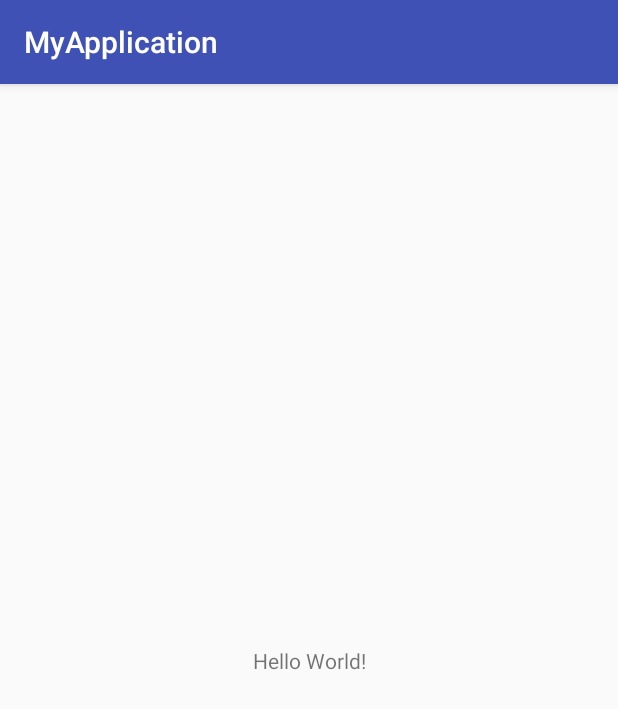
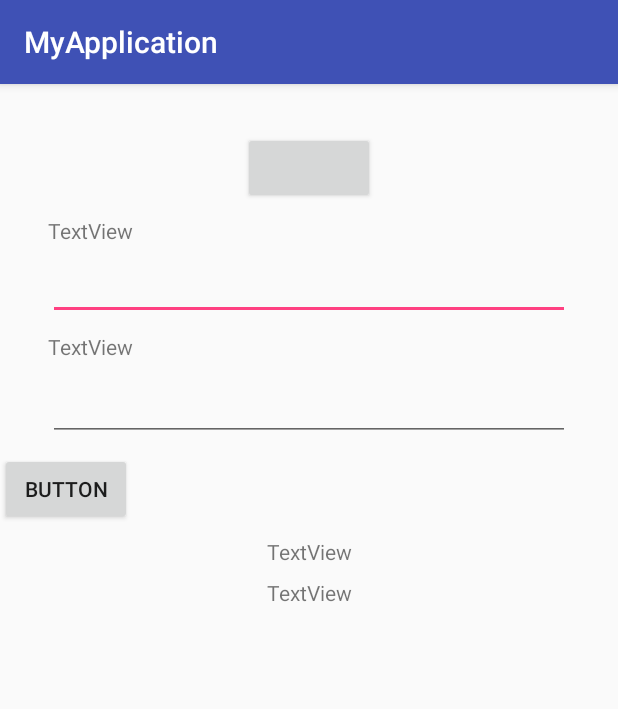
Before and after one commit to elalamielhassani/MyApplication, an Android app: the screen it shows after launch (MainActivity before the commit, SignInActivity after it), on a phone screen of 412 x 824 dp. Shown: the top 709 px of the screen. Run offline under Robolectric (Android 15) with nearby library versions, the phone set to English and light mode, and no system bars.

```diff
--- a/app/build.gradle
+++ b/app/build.gradle
@@ -3,6 +3,9 @@ apply plugin: 'com.android.application'
 apply plugin: 'kotlin-android'
 
 apply plugin: 'kotlin-android-extensions'
+
+apply plugin: 'kotlin-kapt'
+
 
 android {
     compileSdkVersion 26
@@ -24,10 +27,24 @@ android {
 
 dependencies {
     implementation fileTree(dir: 'libs', include: ['*.jar'])
-    implementation"org.jetbrains.kotlin:kotlin-stdlib-jre7:$kotlin_version"
+    implementation "org.jetbrains.kotlin:kotlin-stdlib-jre7:$kotlin_version"
     implementation 'com.android.support:appcompat-v7:26.1.0'
     implementation 'com.android.support.constraint:constraint-layout:1.0.2'
+    implementation 'com.google.firebase:firebase-auth:11.0.4'
+    implementation 'com.android.support:support-v4:26.1.0'
     testImplementation 'junit:junit:4.12'
     androidTestImplementation 'com.android.support.test:runner:1.0.1'
     androidTestImplementation 'com.android.support.test.espresso:espresso-core:3.0.1'
+    implementation "android.arch.lifecycle:extensions:1.0.0"
+    annotationProcessor "android.arch.lifecycle:compiler:1.0.0"
+    implementation "android.arch.persistence.room:runtime:1.0.0"
+    annotationProcessor "android.arch.persistence.room:compiler:1.0.0"
+    compile 'com.squareup.retrofit2:retrofit:2.3.0'
+    kapt 'com.google.dagger:dagger-compiler:2.13'
+    implementation 'com.google.dagger:dagger:2.13'
+    provided 'javax.annotation:jsr250-api:1.0'
+    compile 'com.squareup.okhttp3:okhttp:3.9.1'
+    compile 'com.squareup.okio:okio:1.13.0'
+    compile 'com.google.code.gson:gson:2.8.2'
+    compile 'com.squareup.retrofit2:converter-gson:2.3.0'
 }
--- a/app/src/main/AndroidManifest.xml
+++ b/app/src/main/AndroidManifest.xml
@@ -9,7 +9,7 @@
         android:roundIcon="@mipmap/ic_launcher_round"
         android:supportsRtl="true"
         android:theme="@style/AppTheme">
-        <activity android:name=".MainActivity">
+        <activity android:name=".login.signin.ui.activities.SignInActivity">
             <intent-filter>
                 <action android:name="android.intent.action.MAIN" />
 
--- /dev/null
+++ b/app/src/main/java/com/example/oelalamielhassani/myapplication/application/App.kt
@@ -0,0 +1,10 @@
+package com.example.oelalamielhassani.myapplication.application
+
+import android.app.Application
+
+/**
+ * Created by oelalamielhassani on 21/02/2018.
+ */
+class App : Application(){
+
+}
--- /dev/null
+++ b/app/src/main/java/com/example/oelalamielhassani/myapplication/di/AppComponent.kt
@@ -0,0 +1,7 @@
+package com.example.oelalamielhassani.myapplication.di
+
+/**
+ * Created by oelalamielhassani on 21/02/2018.
+ */
+class AppComponent {
+}
--- /dev/null
+++ b/app/src/main/java/com/example/oelalamielhassani/myapplication/di/AppModule.kt
@@ -0,0 +1,7 @@
+package com.example.oelalamielhassani.myapplication.di
+
+/**
+ * Created by oelalamielhassani on 21/02/2018.
+ */
+class AppModule {
+}
--- /dev/null
+++ b/app/src/main/java/com/example/oelalamielhassani/myapplication/di/BuildersModule.kt
@@ -0,0 +1,7 @@
+package com.example.oelalamielhassani.myapplication.di
+
+/**
+ * Created by oelalamielhassani on 21/02/2018.
+ */
+class BuildersModule {
+}
--- /dev/null
+++ b/app/src/main/java/com/example/oelalamielhassani/myapplication/login/signin/domaine/SignInRepository.kt
@@ -0,0 +1,7 @@
+package com.example.oelalamielhassani.myapplication.login.signin.domaine
+
+/**
+ * Created by oelalamielhassani on 21/02/2018.
+ */
+class SignInRepository {
+}
--- a/app/src/main/java/com/example/oelalamielhassani/myapplication/MainActivity.kt
+++ b/app/src/main/java/com/example/oelalamielhassani/myapplication/login/signin/ui/activities/SignInActivity.kt
@@ -1,9 +1,10 @@
-package com.example.oelalamielhassani.myapplication
+package com.example.oelalamielhassani.myapplication.login.signin.ui.activities
 
 import android.support.v7.app.AppCompatActivity
 import android.os.Bundle
+import com.example.oelalamielhassani.myapplication.R
 
-class MainActivity : AppCompatActivity() {
+class SignInActivity : AppCompatActivity() {
 
     override fun onCreate(savedInstanceState: Bundle?) {
         super.onCreate(savedInstanceState)
--- /dev/null
+++ b/app/src/main/java/com/example/oelalamielhassani/myapplication/login/signin/viewmodels/SignInViewModel.kt
@@ -0,0 +1,9 @@
+package com.example.oelalamielhassani.myapplication.login.signin.viewmodels
+
+import android.arch.lifecycle.ViewModel
+
+/**
+ * Created by oelalamielhassani on 21/02/2018.
+ */
+class SignInViewModel : ViewModel() {
+}
--- a/app/src/main/res/layout/activity_main.xml
+++ b/app/src/main/res/layout/activity_main.xml
@@ -4,15 +4,107 @@
     xmlns:tools="http://schemas.android.com/tools"
     android:layout_width="match_parent"
     android:layout_height="match_parent"
-    tools:context="com.example.oelalamielhassani.myapplication.MainActivity">
+    tools:context="com.example.oelalamielhassani.myapplication.login.signin.ui.activities.SignInActivity">
+
+
+    <EditText
+        android:id="@+id/signinactivity_edittext_email"
+        android:layout_width="0dp"
+        android:layout_height="wrap_content"
+        android:layout_marginEnd="32dp"
+        android:layout_marginStart="32dp"
+        android:layout_marginTop="8dp"
+        android:ems="10"
+        android:inputType="textEmailAddress"
+        app:layout_constraintEnd_toEndOf="parent"
+        app:layout_constraintHorizontal_bias="0.0"
+        app:layout_constraintLeft_toLeftOf="parent"
+        app:layout_constraintRight_toRightOf="parent"
+        app:layout_constraintStart_toStartOf="parent"
+        app:layout_constraintTop_toBottomOf="@+id/signinactivity_textview_email" />
 
     <TextView
+        android:id="@+id/signinactivity_textview_email"
+        android:layout_width="wrap_content"
+        android:layout_height="16dp"
+        android:layout_marginBottom="8dp"
+        android:layout_marginEnd="8dp"
+        android:layout_marginStart="32dp"
+        android:layout_marginTop="8dp"
+        android:text="TextView"
+        app:layout_constraintBottom_toBottomOf="parent"
+        app:layout_constraintEnd_toEndOf="parent"
+        app:layout_constraintHorizontal_bias="0.0"
+        app:layout_constraintStart_toStartOf="parent"
+        app:layout_constraintTop_toBottomOf="@+id/signinactivity_image_logo"
+        app:layout_constraintVertical_bias="0.0" />
+
+    <EditText
+        android:id="@+id/signinactivity_edittext_password"
+        android:layout_width="0dp"
+        android:layout_height="wrap_content"
+        android:layout_marginEnd="32dp"
+        android:layout_marginStart="32dp"
+        android:layout_marginTop="8dp"
+        android:ems="10"
+        android:inputType="textPassword"
+        app:layout_constraintEnd_toEndOf="parent"
+        app:layout_constraintStart_toStartOf="parent"
+        app:layout_constraintTop_toBottomOf="@+id/signinactivity_textview_password" />
+
+    <TextView
+        android:id="@+id/signinactivity_textview_password"
         android:layout_width="wrap_content"
         android:layout_height="wrap_content"
-        android:text="Hello World!"
-        app:layout_constraintBottom_toBottomOf="parent"
+        android:layout_marginEnd="32dp"
+        android:layout_marginStart="32dp"
+        android:layout_marginTop="8dp"
+        android:text="TextView"
+        app:layout_constraintEnd_toEndOf="parent"
+        app:layout_constraintHorizontal_bias="0.0"
+        app:layout_constraintStart_toStartOf="parent"
+        app:layout_constraintTop_toBottomOf="@+id/signinactivity_edittext_email" />
+
+    <Button
+        android:id="@+id/signinactivity_button_signin"
+        android:layout_width="wrap_content"
+        android:layout_height="wrap_content"
+        android:layout_marginTop="8dp"
+        android:text="Button"
         app:layout_constraintLeft_toLeftOf="parent"
         app:layout_constraintRight_toRightOf="parent"
-        app:layout_constraintTop_toTopOf="parent" />
+        app:layout_constraintStart_toStartOf="parent"
+        app:layout_constraintTop_toBottomOf="@+id/signinactivity_edittext_password" />
 
+    <TextView
+        android:id="@+id/signinactivity_textview_retrievepassword"
+        android:layout_width="wrap_content"
+        android:layout_height="wrap_content"
+        android:layout_marginTop="8dp"
+        android:text="TextView"
+        app:layout_constraintLeft_toLeftOf="parent"
+        app:layout_constraintRight_toRightOf="parent"
+        app:layout_constraintTop_toBottomOf="@+id/signinactivity_button_signin" />
+
+    <TextView
+        android:id="@+id/signinactivity_textview_createaccount"
+        android:layout_width="wrap_content"
+        android:layout_height="wrap_content"
+        android:layout_marginTop="8dp"
+        android:text="TextView"
+        app:layout_constraintLeft_toLeftOf="parent"
+        app:layout_constraintRight_toRightOf="parent"
+        app:layout_constraintTop_toBottomOf="@+id/signinactivity_textview_retrievepassword" />
+
+    <Button
+        android:id="@+id/signinactivity_image_logo"
+        android:layout_width="wrap_content"
+        android:layout_height="wrap_content"
+        android:layout_marginEnd="8dp"
+        android:layout_marginStart="8dp"
+        android:layout_marginTop="32dp"
+        app:layout_constraintEnd_toEndOf="parent"
+        app:layout_constraintStart_toStartOf="parent"
+        app:layout_constraintTop_toTopOf="parent"
+        />
 </android.support.constraint.ConstraintLayout>
```
